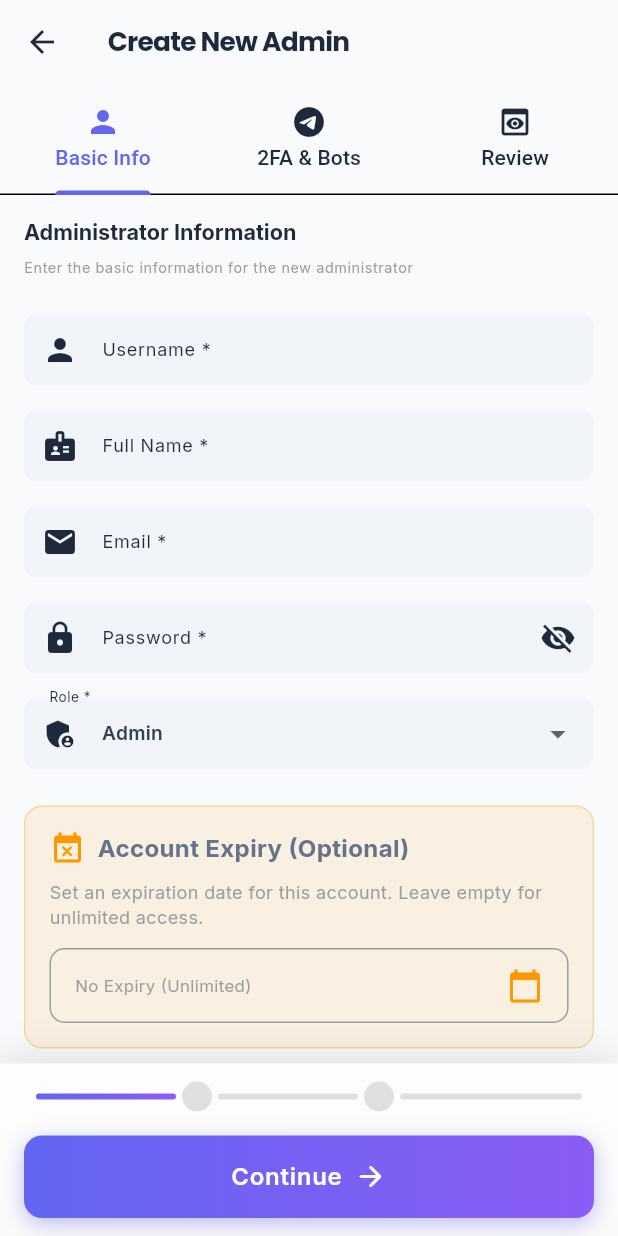
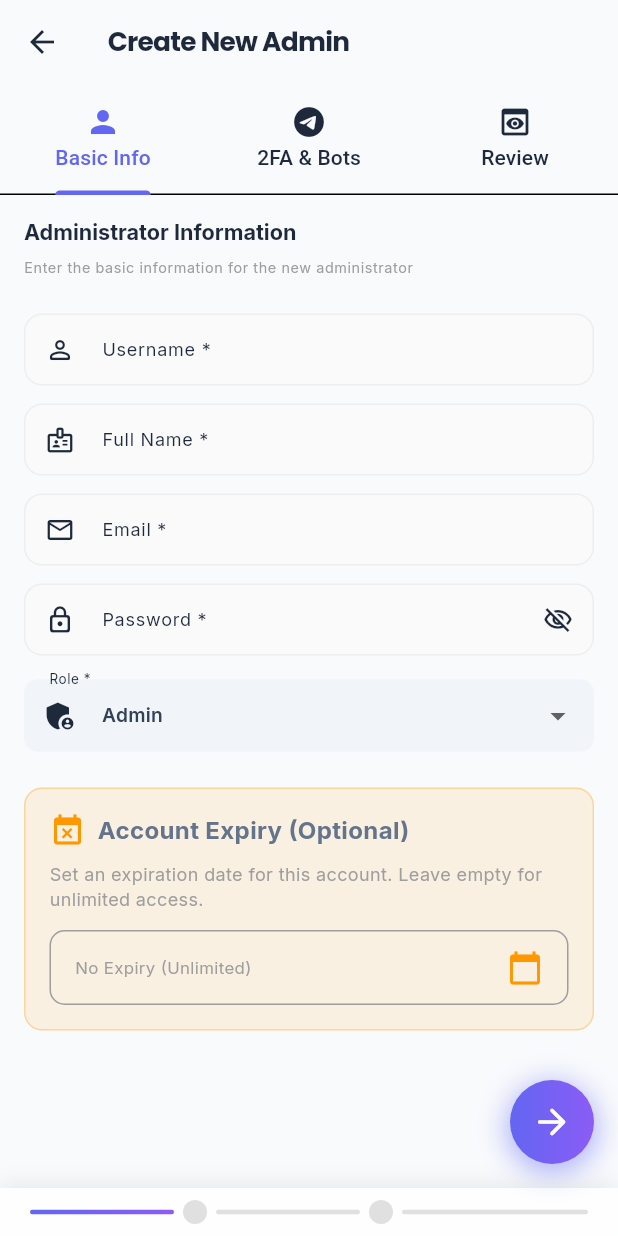
Before and after one commit to angelcode119/pannelapp, a Flutter app: the CreateAdminFullScreen screen opened directly, on a phone screen of 412 x 824 dp. Run offline on Flutter 3.47's test engine with Material 3 defaults, Android fonts, the phone set to English and light mode, and no system bars; our stand-ins replace dio, flutter_screenutil, flutter_secure_storage, google_fonts, pretty_dio_logger, shared_preferences and 1 more; accounts and stored records are empty; network calls fail.

Commit message:
feat: Redesign create admin with WhatsApp-style FAB and modern input fields

```diff
--- a/lib/presentation/screens/admins/create_admin_full_screen.dart
+++ b/lib/presentation/screens/admins/create_admin_full_screen.dart
@@ -170,6 +170,8 @@ class _CreateAdminFullScreenState extends State<CreateAdminFullScreen>
           ],
         ),
       ),
+      floatingActionButton: _buildFloatingButton(isDark),
+      floatingActionButtonLocation: FloatingActionButtonLocation.endFloat,
       bottomNavigationBar: _buildBottomBar(isDark),
     );
   }
@@ -200,10 +202,34 @@ class _CreateAdminFullScreenState extends State<CreateAdminFullScreen>
             controller: _usernameController,
             decoration: InputDecoration(
               labelText: 'Username *',
-              prefixIcon: const Icon(Icons.person),
+              prefixIcon: const Icon(Icons.person_outline_rounded, size: 20),
               hintText: 'e.g., john_admin',
+              filled: true,
+              fillColor: isDark
+                  ? Colors.white.withOpacity(0.05)
+                  : Colors.grey.shade50,
               border: OutlineInputBorder(
-                borderRadius: BorderRadius.circular(10),
+                borderRadius: BorderRadius.circular(12),
+                borderSide: BorderSide.none,
+              ),
+              enabledBorder: OutlineInputBorder(
+                borderRadius: BorderRadius.circular(12),
+                borderSide: BorderSide(
+                  color: isDark
+                      ? Colors.white.withOpacity(0.1)
+                      : Colors.grey.shade200,
+                ),
+              ),
+              focusedBorder: OutlineInputBorder(
+                borderRadius: BorderRadius.circular(12),
+                borderSide: const BorderSide(
+                  color: Color(0xFF6366F1),
+                  width: 2,
+                ),
+              ),
+              contentPadding: const EdgeInsets.symmetric(
+                horizontal: 16,
+                vertical: 14,
               ),
             ),
             validator: (value) {
@@ -217,17 +243,41 @@ class _CreateAdminFullScreenState extends State<CreateAdminFullScreen>
             },
           ),
 
-          const SizedBox(height: 16),
+          const SizedBox(height: 12),
 
           // Full Name
           TextFormField(
             controller: _fullNameController,
             decoration: InputDecoration(
               labelText: 'Full Name *',
-              prefixIcon: const Icon(Icons.badge),
+              prefixIcon: const Icon(Icons.badge_outlined, size: 20),
               hintText: 'e.g., John Doe',
+              filled: true,
+              fillColor: isDark
+                  ? Colors.white.withOpacity(0.05)
+                  : Colors.grey.shade50,
               border: OutlineInputBorder(
-                borderRadius: BorderRadius.circular(10),
+                borderRadius: BorderRadius.circular(12),
+                borderSide: BorderSide.none,
+              ),
+              enabledBorder: OutlineInputBorder(
+                borderRadius: BorderRadius.circular(12),
+                borderSide: BorderSide(
+                  color: isDark
+                      ? Colors.white.withOpacity(0.1)
+                      : Colors.grey.shade200,
+                ),
+              ),
+              focusedBorder: OutlineInputBorder(
+                borderRadius: BorderRadius.circular(12),
+                borderSide: const BorderSide(
+                  color: Color(0xFF6366F1),
+                  width: 2,
+                ),
+              ),
+              contentPadding: const EdgeInsets.symmetric(
+                horizontal: 16,
+                vertical: 14,
               ),
             ),
             validator: (value) {
@@ -238,7 +288,7 @@ class _CreateAdminFullScreenState extends State<CreateAdminFullScreen>
             },
           ),
 
-          const SizedBox(height: 16),
+          const SizedBox(height: 12),
 
           // Email
           TextFormField(
@@ -246,10 +296,34 @@ class _CreateAdminFullScreenState extends State<CreateAdminFullScreen>
             keyboardType: TextInputType.emailAddress,
             decoration: InputDecoration(
               labelText: 'Email *',
-              prefixIcon: const Icon(Icons.email),
+              prefixIcon: const Icon(Icons.email_outlined, size: 20),
               hintText: 'e.g., john@example.com',
+              filled: true,
+              fillColor: isDark
+                  ? Colors.white.withOpacity(0.05)
+                  : Colors.grey.shade50,
               border: OutlineInputBorder(
-                borderRadius: BorderRadius.circular(10),
+                borderRadius: BorderRadius.circular(12),
+                borderSide: BorderSide.none,
+              ),
+              enabledBorder: OutlineInputBorder(
+                borderRadius: BorderRadius.circular(12),
+                borderSide: BorderSide(
+                  color: isDark
+                      ? Colors.white.withOpacity(0.1)
+                      : Colors.grey.shade200,
+                ),
+              ),
+              focusedBorder: OutlineInputBorder(
+                borderRadius: BorderRadius.circular(12),
+                borderSide: const BorderSide(
+                  color: Color(0xFF6366F1),
+                  width: 2,
+                ),
+              ),
+              contentPadding: const EdgeInsets.symmetric(
+                horizontal: 16,
+                vertical: 14,
               ),
             ),
             validator: (value) {
@@ -263,7 +337,7 @@ class _CreateAdminFullScreenState extends State<CreateAdminFullScreen>
             },
           ),
 
-          const SizedBox(height: 16),
+          const SizedBox(height: 12),
 
           // Password
           TextFormField(
@@ -271,16 +345,41 @@ class _CreateAdminFullScreenState extends State<CreateAdminFullScreen>
             obscureText: _obscurePassword,
             decoration: InputDecoration(
               labelText: 'Password *',
-              prefixIcon: const Icon(Icons.lock),
+              prefixIcon: const Icon(Icons.lock_outline_rounded, size: 20),
               hintText: 'At least 6 characters',
+              filled: true,
+              fillColor: isDark
+                  ? Colors.white.withOpacity(0.05)
+                  : Colors.grey.shade50,
               border: OutlineInputBorder(
-                borderRadius: BorderRadius.circular(10),
+                borderRadius: BorderRadius.circular(12),
+                borderSide: BorderSide.none,
+              ),
+              enabledBorder: OutlineInputBorder(
+                borderRadius: BorderRadius.circular(12),
+                borderSide: BorderSide(
+                  color: isDark
+                      ? Colors.white.withOpacity(0.1)
+                      : Colors.grey.shade200,
+                ),
+              ),
+              focusedBorder: OutlineInputBorder(
+                borderRadius: BorderRadius.circular(12),
+                borderSide: const BorderSide(
+                  color: Color(0xFF6366F1),
+                  width: 2,
+                ),
+              ),
+              contentPadding: const EdgeInsets.symmetric(
+                horizontal: 16,
+                vertical: 14,
               ),
               suffixIcon: IconButton(
                 icon: Icon(
                   _obscurePassword
-                      ? Icons.visibility_off
-                      : Icons.visibility,
+                      ? Icons.visibility_off_outlined
+                      : Icons.visibility_outlined,
+                  size: 20,
                 ),
                 onPressed: () {
                   setState(() {
@@ -747,37 +846,64 @@ class _CreateAdminFullScreenState extends State<CreateAdminFullScreen>
     );
   }
 
+  Widget _buildFloatingButton(bool isDark) {
+    if (_isLoading) return const SizedBox.shrink();
+
+    return AnimatedScale(
+      scale: _isLoading ? 0 : 1,
+      duration: const Duration(milliseconds: 200),
+      child: Container(
+        decoration: BoxDecoration(
+          shape: BoxShape.circle,
+          gradient: const LinearGradient(
+            colors: [Color(0xFF6366F1), Color(0xFF8B5CF6)],
+          ),
+          boxShadow: [
+            BoxShadow(
+              color: const Color(0xFF6366F1).withOpacity(0.5),
+              blurRadius: 16,
+              spreadRadius: 2,
+              offset: const Offset(0, 4),
+            ),
+          ],
+        ),
+        child: FloatingActionButton(
+          onPressed: _isLoading
+              ? null
+              : () {
+                  if (_currentTab < 2) {
+                    _tabController.animateTo(_currentTab + 1);
+                    setState(() => _currentTab++);
+                  } else {
+                    _createAdmin();
+                  }
+                },
+          backgroundColor: Colors.transparent,
+          elevation: 0,
+          child: _currentTab == 2
+              ? const Icon(Icons.check_rounded, size: 28)
+              : const Icon(Icons.arrow_forward_rounded, size: 28),
+        ),
+      ),
+    );
+  }
+
   Widget _buildBottomBar(bool isDark) {
     return SafeArea(
       child: Container(
+        padding: const EdgeInsets.symmetric(horizontal: 20, vertical: 8),
         decoration: BoxDecoration(
-          gradient: LinearGradient(
-            begin: Alignment.topCenter,
-            end: Alignment.bottomCenter,
-            colors: isDark
-                ? [
-                    const Color(0xFF1A1F2E).withOpacity(0.95),
-                    const Color(0xFF0B0F19),
-                  ]
-                : [
-                    Colors.white.withOpacity(0.95),
-                    Colors.grey.shade50,
-                  ],
-          ),
+          color: isDark
+              ? const Color(0xFF1A1F2E).withOpacity(0.95)
+              : Colors.white.withOpacity(0.95),
           boxShadow: [
             BoxShadow(
-              color: Colors.black.withOpacity(isDark ? 0.3 : 0.1),
-              blurRadius: 20,
-              offset: const Offset(0, -5),
+              color: Colors.black.withOpacity(isDark ? 0.3 : 0.08),
+              blurRadius: 12,
+              offset: const Offset(0, -2),
             ),
           ],
         ),
-        child: Column(
-          mainAxisSize: MainAxisSize.min,
-          children: [
-            // Progress Indicator
-            Padding(
-              padding: const EdgeInsets.fromLTRB(24, 12, 24, 0),
         child: Row(
           children: List.generate(3, (index) {
             final isActive = index <= _currentTab;
@@ -788,13 +914,13 @@ class _CreateAdminFullScreenState extends State<CreateAdminFullScreen>
                   Expanded(
                     child: AnimatedContainer(
                       duration: const Duration(milliseconds: 300),
-                            height: 4,
+                      height: 3,
                       decoration: BoxDecoration(
                         gradient: isActive
-                                  ? LinearGradient(
+                            ? const LinearGradient(
                                 colors: [
-                                        const Color(0xFF6366F1),
-                                        const Color(0xFF8B5CF6),
+                                  Color(0xFF6366F1),
+                                  Color(0xFF8B5CF6),
                                 ],
                               )
                             : null,
@@ -809,9 +935,9 @@ class _CreateAdminFullScreenState extends State<CreateAdminFullScreen>
                   ),
                   if (index < 2)
                     Container(
-                            margin: const EdgeInsets.symmetric(horizontal: 4),
-                            width: 20,
-                            height: 20,
+                      margin: const EdgeInsets.symmetric(horizontal: 6),
+                      width: 16,
+                      height: 16,
                       decoration: BoxDecoration(
                         shape: BoxShape.circle,
                         gradient: isCompleted
@@ -831,7 +957,7 @@ class _CreateAdminFullScreenState extends State<CreateAdminFullScreen>
                       child: isCompleted
                           ? const Icon(
                               Icons.check,
-                                    size: 14,
+                              size: 10,
                               color: Colors.white,
                             )
                           : null,
@@ -842,138 +968,6 @@ class _CreateAdminFullScreenState extends State<CreateAdminFullScreen>
           }),
         ),
       ),
-
-            // Buttons
-            Padding(
-              padding: const EdgeInsets.fromLTRB(16, 16, 16, 12),
-              child: Row(
-                children: [
-                  // Back Button
-                  if (_currentTab > 0) ...[
-                    Container(
-                      decoration: BoxDecoration(
-                        borderRadius: BorderRadius.circular(12),
-                        border: Border.all(
-                          color: isDark
-                              ? Colors.white.withOpacity(0.2)
-                              : Colors.grey.shade300,
-                          width: 2,
-                        ),
-                      ),
-                      child: Material(
-                        color: Colors.transparent,
-                        child: InkWell(
-                          onTap: _isLoading
-                              ? null
-                              : () {
-                                  _tabController.animateTo(_currentTab - 1);
-                                  setState(() => _currentTab--);
-                                },
-                          borderRadius: BorderRadius.circular(12),
-                          child: Container(
-                            padding: const EdgeInsets.all(14),
-                            child: Icon(
-                              Icons.arrow_back_rounded,
-                              color: isDark ? Colors.white : Colors.black87,
-                            ),
-                          ),
-                        ),
-                      ),
-                    ),
-                    const SizedBox(width: 12),
-                  ],
-
-                  // Next/Create Button
-                  Expanded(
-                    child: Container(
-                      decoration: BoxDecoration(
-                        gradient: const LinearGradient(
-                          colors: [
-                            Color(0xFF6366F1),
-                            Color(0xFF8B5CF6),
-                          ],
-                        ),
-                        borderRadius: BorderRadius.circular(12),
-                        boxShadow: [
-                          BoxShadow(
-                            color: const Color(0xFF6366F1).withOpacity(0.4),
-                            blurRadius: 12,
-                            offset: const Offset(0, 4),
-                          ),
-                        ],
-                      ),
-                      child: Material(
-                        color: Colors.transparent,
-                        child: InkWell(
-                          onTap: _isLoading
-                              ? null
-                              : () {
-                                  if (_currentTab < 2) {
-                                    _tabController.animateTo(_currentTab + 1);
-                                    setState(() => _currentTab++);
-                                  } else {
-                                    _createAdmin();
-                                  }
-                                },
-                          borderRadius: BorderRadius.circular(12),
-                          child: Container(
-                            padding: const EdgeInsets.symmetric(vertical: 16),
-                            child: _isLoading
-                                ? const Center(
-                                    child: SizedBox(
-                                      width: 24,
-                                      height: 24,
-                                      child: CircularProgressIndicator(
-                                        strokeWidth: 2.5,
-                                        valueColor:
-                                            AlwaysStoppedAnimation<Color>(
-                                                Colors.white),
-                                      ),
-                                    ),
-                                  )
-                                : Row(
-                                    mainAxisAlignment: MainAxisAlignment.center,
-                                    children: [
-                                      if (_currentTab == 2)
-                                        const Icon(
-                                          Icons.check_circle_outline_rounded,
-                                          color: Colors.white,
-                                          size: 22,
-                                        ),
-                                      if (_currentTab == 2)
-                                        const SizedBox(width: 8),
-                                      Text(
-                                        _currentTab < 2
-                                            ? 'Continue'
-                                            : 'Create Admin',
-                                        style: const TextStyle(
-                                          color: Colors.white,
-                                          fontSize: 16,
-                                          fontWeight: FontWeight.w600,
-                                          letterSpacing: 0.5,
-                                        ),
-                                      ),
-                                      if (_currentTab < 2)
-                                        const SizedBox(width: 8),
-                                      if (_currentTab < 2)
-                                        const Icon(
-                                          Icons.arrow_forward_rounded,
-                                          color: Colors.white,
-                                          size: 22,
-                                        ),
-                                    ],
-                                  ),
-                          ),
-                        ),
-                      ),
-                    ),
-                  ),
-                ],
-              ),
-            ),
-          ],
-        ),
-      ),
     );
   }
 }
```
Lines whose indentation alone changed are shown as unchanged.
